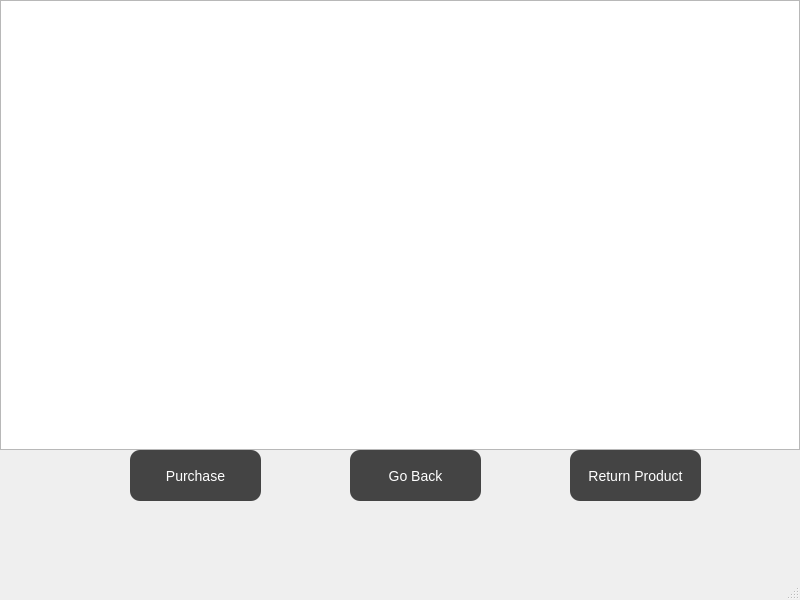
This is src/shopping_cart.ui in TheActualSanny/product-manager as Qt 5 draws it before an edit. The edited form follows.
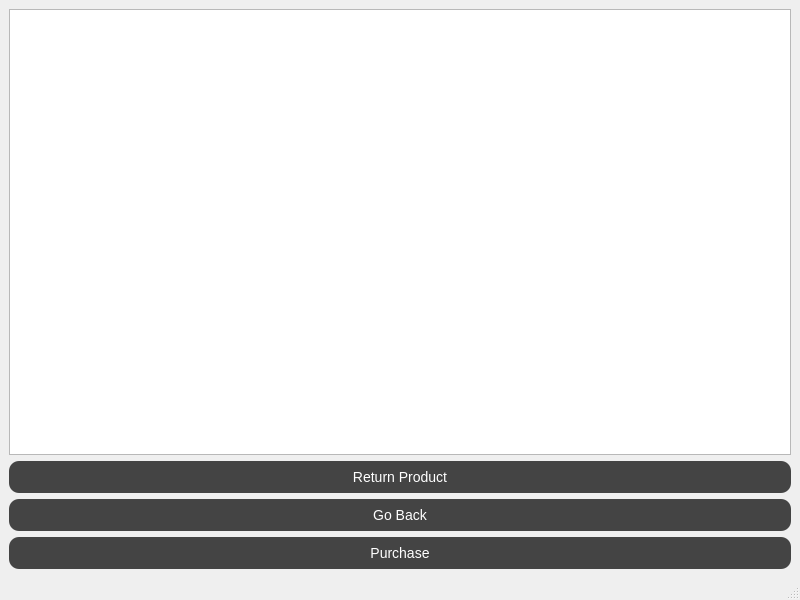
This is the edited form.

The edit to the form file:
```diff
--- a/src/shopping_cart.ui
+++ b/src/shopping_cart.ui
@@ -14,27 +14,14 @@
    <string>MainWindow</string>
   </property>
   <widget class="QWidget" name="centralwidget">
-   <widget class="QListWidget" name="cartList">
-    <property name="geometry">
-     <rect>
-      <x>0</x>
-      <y>0</y>
-      <width>800</width>
-      <height>450</height>
-     </rect>
-    </property>
-   </widget>
-   <widget class="QPushButton" name="purchaseButton">
-    <property name="geometry">
-     <rect>
-      <x>130</x>
-      <y>450</y>
-      <width>131</width>
-      <height>51</height>
-     </rect>
-    </property>
-    <property name="styleSheet">
-     <string notr="true">QPushButton {
+   <layout class="QVBoxLayout" name="verticalLayout">
+    <item>
+     <widget class="QListWidget" name="cartList"/>
+    </item>
+    <item>
+     <widget class="QPushButton" name="returnButton">
+      <property name="styleSheet">
+       <string notr="true">QPushButton {
     background-color: #444;
     color: white;
     font-size: 14px;
@@ -49,22 +36,16 @@
 QPushButton:pressed {
     background-color: #00aaaa;
 }</string>
-    </property>
-    <property name="text">
-     <string>Purchase</string>
-    </property>
-   </widget>
-   <widget class="QPushButton" name="backButton">
-    <property name="geometry">
-     <rect>
-      <x>350</x>
-      <y>450</y>
-      <width>131</width>
-      <height>51</height>
-     </rect>
-    </property>
-    <property name="styleSheet">
-     <string notr="true">QPushButton {
+      </property>
+      <property name="text">
+       <string>Return Product</string>
+      </property>
+     </widget>
+    </item>
+    <item>
+     <widget class="QPushButton" name="backButton">
+      <property name="styleSheet">
+       <string notr="true">QPushButton {
     background-color: #444;
     color: white;
     font-size: 14px;
@@ -79,22 +60,16 @@
 QPushButton:pressed {
     background-color: #00aaaa;
 }</string>
-    </property>
-    <property name="text">
-     <string>Go Back</string>
-    </property>
-   </widget>
-   <widget class="QPushButton" name="returnButton">
-    <property name="geometry">
-     <rect>
-      <x>570</x>
-      <y>450</y>
-      <width>131</width>
-      <height>51</height>
-     </rect>
-    </property>
-    <property name="styleSheet">
-     <string notr="true">QPushButton {
+      </property>
+      <property name="text">
+       <string>Go Back</string>
+      </property>
+     </widget>
+    </item>
+    <item>
+     <widget class="QPushButton" name="purchaseButton">
+      <property name="styleSheet">
+       <string notr="true">QPushButton {
     background-color: #444;
     color: white;
     font-size: 14px;
@@ -109,11 +84,13 @@
 QPushButton:pressed {
     background-color: #00aaaa;
 }</string>
-    </property>
-    <property name="text">
-     <string>Return Product</string>
-    </property>
-   </widget>
+      </property>
+      <property name="text">
+       <string>Purchase</string>
+      </property>
+     </widget>
+    </item>
+   </layout>
   </widget>
   <widget class="QMenuBar" name="menubar">
    <property name="geometry">
```
Left out of the diff: 2 changed lines with no effect on the pictures.
